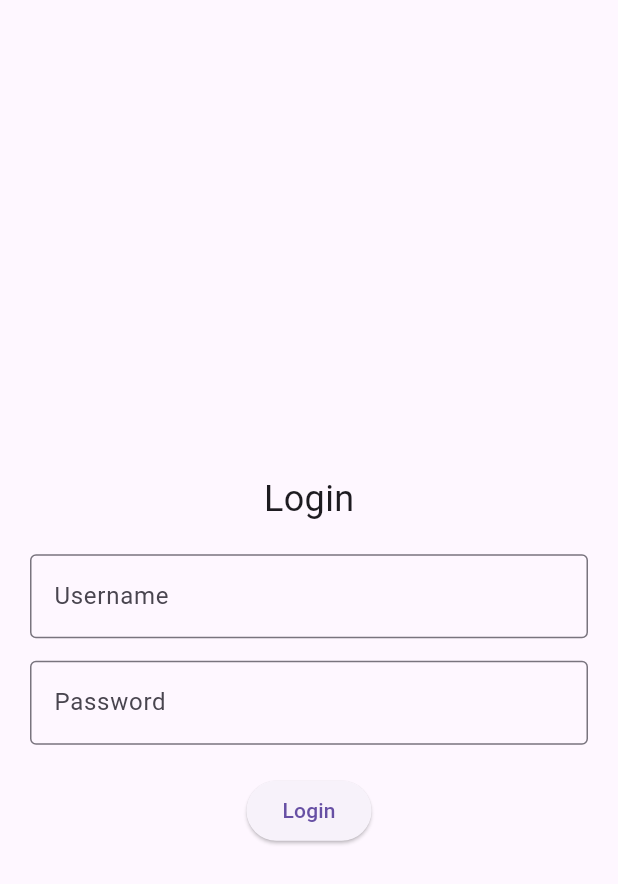
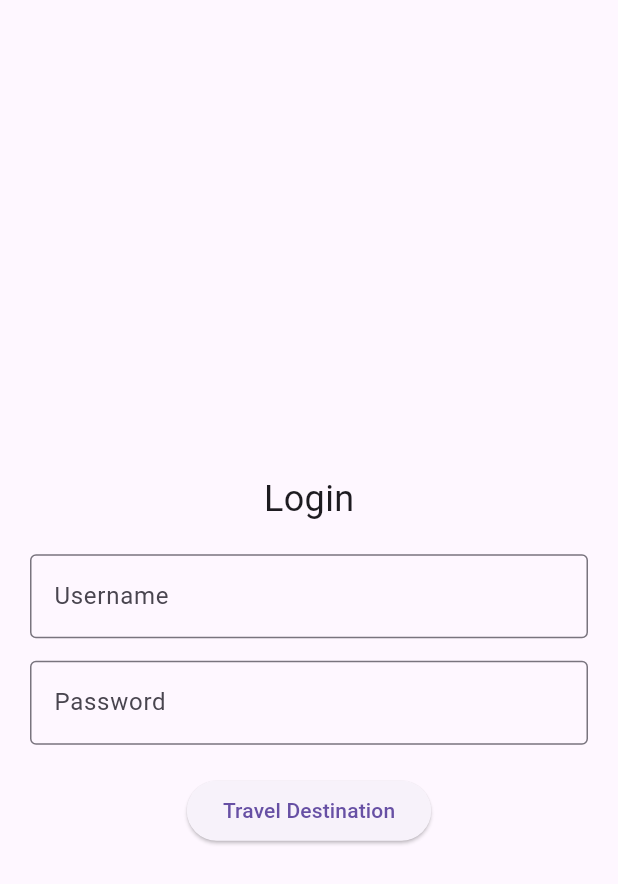
Before and after one commit to Nathaniaastii24/Quiz-124240082, a Flutter app: the screen it shows after launch, on a phone screen of 412 x 824 dp. Shown: the top 884 px of the screen. Run offline on Flutter 3.47's test engine with Material 3 defaults, Android fonts, the phone set to English and light mode, and no system bars.

Commit message:
update login page

```diff
--- a/lib/login.dart
+++ b/lib/login.dart
@@ -69,7 +69,7 @@ class _LoginPageState extends State<LoginPage> {
 
               const SizedBox(height: 20),
 
-              ElevatedButton(onPressed: _login, child: const Text('Login')),
+              ElevatedButton(onPressed: _login, child: const Text('Travel Destination')),
             ],
           ),
         ),
```
